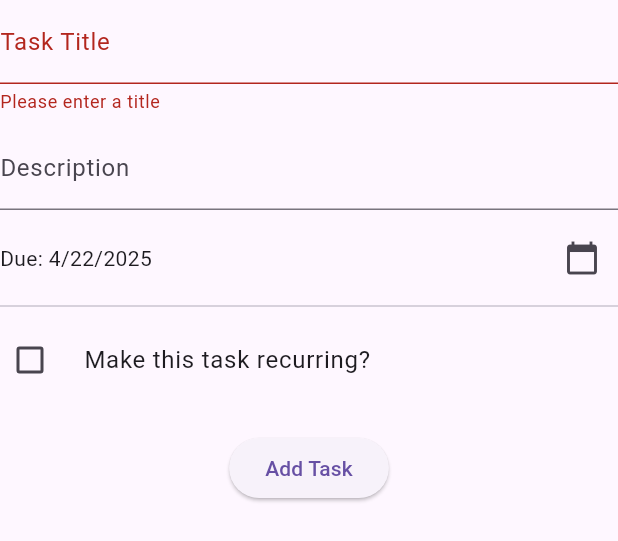
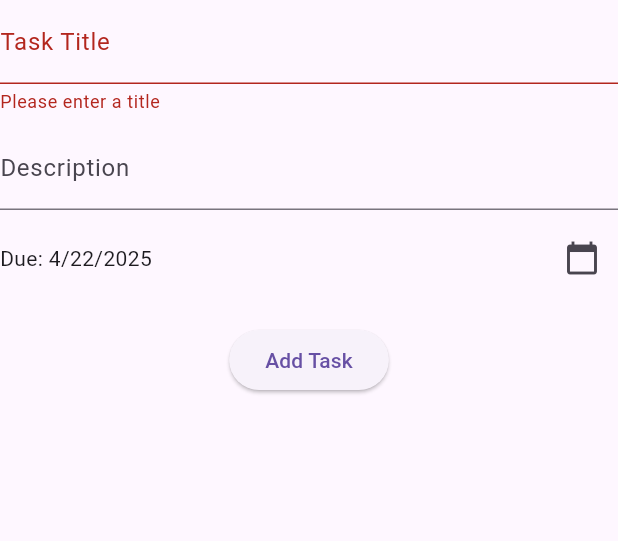
Before and after one commit to ItsCarmine/Station05, a Flutter app: the _AddTaskDialogContent widget shown alone on an empty page, opened directly with empty values, after a tap on "Add Task", on a phone screen of 412 x 824 dp. Shown: the top 541 px of the screen. Run offline on Flutter 3.47's test engine with Material 3 defaults, Android fonts, the phone set to English and light mode, and no system bars; our stand-ins replace fl_chart, hive, hive_flutter; accounts and stored records are empty.

Commit message:
recurring task dialog option removed

```diff
--- a/lib/main.dart
+++ b/lib/main.dart
@@ -1081,22 +1081,14 @@ class _AddTaskDialogContentState extends State<_AddTaskDialogContent> {
   String taskDescription = '';
   late DateTime taskDueDate;
 
-  // State for Recurrence
-  bool isRecurring = false;
-  String recurrenceType = 'daily';
-  int recurrenceInterval = 1;
-  late TextEditingController _intervalController;
-
   @override
   void initState() {
     super.initState();
     taskDueDate = widget.initialDueDate; // Access widget property here
-    _intervalController = TextEditingController(text: '1');
   }
 
   @override
   void dispose() {
-    _intervalController.dispose(); // Dispose controller correctly
     super.dispose();
   }
 
@@ -1110,9 +1102,9 @@ class _AddTaskDialogContentState extends State<_AddTaskDialogContent> {
         title: taskTitle,
         description: taskDescription,
         dueDate: taskDueDate,
-        isRecurring: isRecurring,
-        recurrenceType: isRecurring ? recurrenceType : 'none',
-        recurrenceInterval: isRecurring ? recurrenceInterval : 1,
+        isRecurring: false,
+        recurrenceType: 'none',
+        recurrenceInterval: 1,
         completionDates: [],
         parentId: null, // Explicitly null for top-level tasks
         subtaskIds: [], // Explicitly empty for new tasks
@@ -1125,9 +1117,6 @@ class _AddTaskDialogContentState extends State<_AddTaskDialogContent> {
 
   @override
   Widget build(BuildContext context) {
-    // ... (build method for the dialog content remains largely the same) ...
-    // Make sure all calls to setState are just setState(), not setStateDialog()
-    // Ensure all references like widget.category work as expected.
     return Form(
       key: _formKey,
       child: SingleChildScrollView(
@@ -1170,82 +1159,11 @@ class _AddTaskDialogContentState extends State<_AddTaskDialogContent> {
                 ),
               ],
             ),
-            Divider(height: 16),
-            // Recurrence Settings
-            CheckboxListTile(
-              title: Text("Make this task recurring?"),
-              value: isRecurring,
-              onChanged: (bool? value) {
-                setState(() { // Use standard setState
-                  isRecurring = value ?? false;
-                });
-              },
-              controlAffinity: ListTileControlAffinity.leading,
-              contentPadding: EdgeInsets.zero,
-            ),
-            if (isRecurring)
-              Padding(
-                padding: const EdgeInsets.only(top: 8.0),
-                child: Column(
-                  crossAxisAlignment: CrossAxisAlignment.start,
-                  children: [
-                    DropdownButton<String>(
-                      value: recurrenceType,
-                      items: <String>['daily', 'weekly']
-                          .map<DropdownMenuItem<String>>((String value) {
-                        return DropdownMenuItem<String>(
-                          value: value,
-                          child: Text(value == 'daily' ? 'Daily' : 'Weekly'),
-                        );
-                      }).toList(),
-                      onChanged: (String? newValue) {
-                        setState(() { // Use standard setState
-                          recurrenceType = newValue!;
-                        });
-                      },
-                      isExpanded: true,
-                    ),
-                    SizedBox(height: 8),
-                    Row(
-                      children: [
-                        Text("Every "),
-                        SizedBox(
-                          width: 50,
-                          child: TextFormField(
-                            controller: _intervalController,
-                            keyboardType: TextInputType.number,
-                            textAlign: TextAlign.center,
-                            decoration: InputDecoration(
-                              isDense: true,
-                              contentPadding: EdgeInsets.symmetric(vertical: 8),
-                            ),
-                            validator: (value) {
-                              if (value == null || value.isEmpty) return 'Inv.';
-                              final n = int.tryParse(value);
-                              if (n == null || n < 1) return 'Inv.';
-                              return null;
-                            },
-                            onSaved: (value) => recurrenceInterval = int.parse(value!),
-                            onChanged: (value) {
-                               final n = int.tryParse(value);
-                               if (n != null && n > 0) {
-                                  // No setState needed here if UI doesn't depend live
-                                  recurrenceInterval = n;
-                               }
-                            },
-                          ),
-                        ),
-                        Text(recurrenceType == 'daily' ? " days" : " weeks"),
-                      ],
-                    ),
-                  ],
-                ),
-              ),
-             SizedBox(height: 20),
-             ElevatedButton(
-                 onPressed: _addTask, // Call the internal add task method
-                 child: Text("Add Task"),
-             )
+            SizedBox(height: 20),
+            ElevatedButton(
+                onPressed: _addTask, // Call the internal add task method
+                child: Text("Add Task"),
+            )
           ],
         ),
       ),
```
